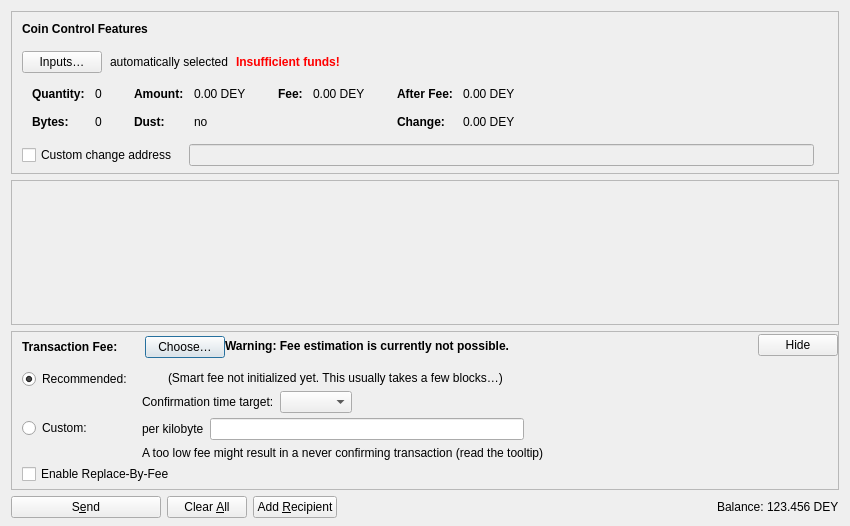
Before: the Qt Designer form src/qt/forms/sendcoinsdialog.ui in wilofice/dahomey, drawn with Qt 5.
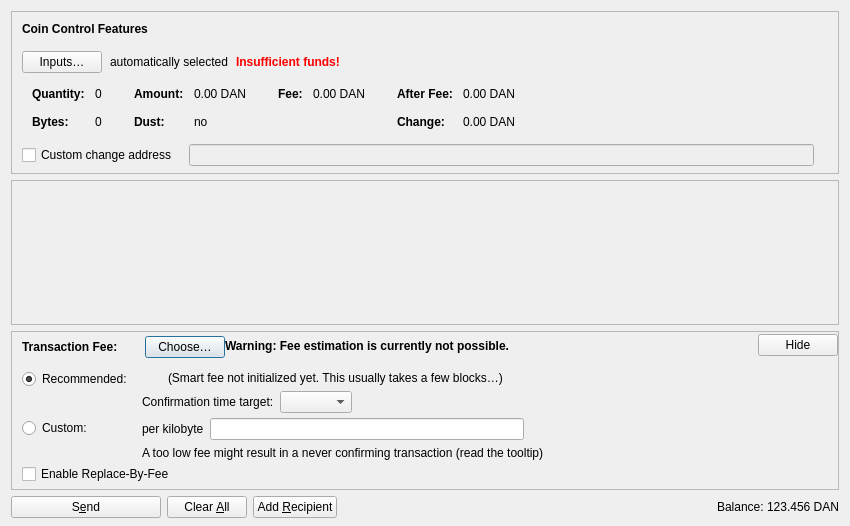
After: the same form once the commit is applied. Icons and pictures are not drawn. Custom widgets are drawn as their Qt base class.

The edit to the form file:
```diff
--- a/src/qt/forms/sendcoinsdialog.ui
+++ b/src/qt/forms/sendcoinsdialog.ui
@@ -324,7 +324,7 @@
                   <enum>Qt::ActionsContextMenu</enum>
                  </property>
                  <property name="text">
-                  <string notr="true">0.00 DEY</string>
+                  <string notr="true">0.00 DAN</string>
                  </property>
                  <property name="textInteractionFlags">
                   <set>Qt::LinksAccessibleByMouse|Qt::TextSelectableByKeyboard|Qt::TextSelectableByMouse</set>
@@ -404,7 +404,7 @@
                   <enum>Qt::ActionsContextMenu</enum>
                  </property>
                  <property name="text">
-                  <string notr="true">0.00 DEY</string>
+                  <string notr="true">0.00 DAN</string>
                  </property>
                  <property name="textInteractionFlags">
                   <set>Qt::LinksAccessibleByMouse|Qt::TextSelectableByKeyboard|Qt::TextSelectableByMouse</set>
@@ -455,7 +455,7 @@
                   <enum>Qt::ActionsContextMenu</enum>
                  </property>
                  <property name="text">
-                  <string notr="true">0.00 DEY</string>
+                  <string notr="true">0.00 DAN</string>
                  </property>
                  <property name="textInteractionFlags">
                   <set>Qt::LinksAccessibleByMouse|Qt::TextSelectableByKeyboard|Qt::TextSelectableByMouse</set>
@@ -484,7 +484,7 @@
                   <enum>Qt::ActionsContextMenu</enum>
                  </property>
                  <property name="text">
-                  <string notr="true">0.00 DEY</string>
+                  <string notr="true">0.00 DAN</string>
                  </property>
                  <property name="textInteractionFlags">
                   <set>Qt::LinksAccessibleByMouse|Qt::TextSelectableByKeyboard|Qt::TextSelectableByMouse</set>
@@ -1214,7 +1214,7 @@
           <cursorShape>IBeamCursor</cursorShape>
          </property>
          <property name="text">
-          <string notr="true">123.456 DEY</string>
+          <string notr="true">123.456 DAN</string>
          </property>
          <property name="textInteractionFlags">
           <set>Qt::LinksAccessibleByMouse|Qt::TextSelectableByKeyboard|Qt::TextSelectableByMouse</set>
```
Left out of the diff: 16 changed lines with no effect on the pictures.
